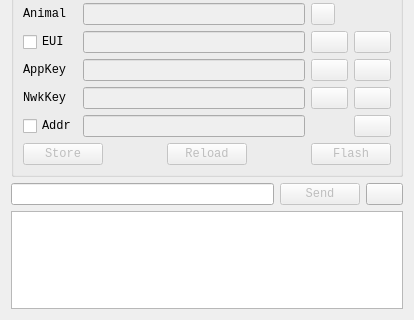
Before: the Qt Designer form hardware/dialogcollarsim.ui in IvanTsantsarov/herdmind-simulator, drawn with Qt 5; both pictures show x 0 to 414 and y 253 to 573 of the 414 by 573 pixel window.
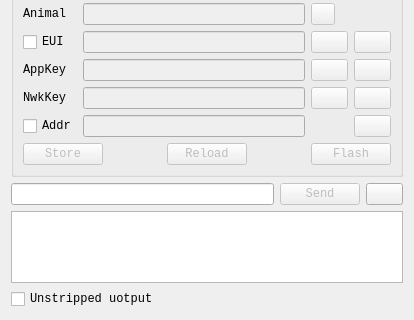
After: the same form once the commit is applied. Icons and pictures are not drawn. Custom widgets are drawn as their Qt base class.

Diff of the .ui file:
```diff
--- a/hardware/dialogcollarsim.ui
+++ b/hardware/dialogcollarsim.ui
@@ -875,6 +875,13 @@
        </property>
       </widget>
      </item>
+     <item>
+      <widget class="QCheckBox" name="checkUnstripped">
+       <property name="text">
+        <string>Unstripped uotput</string>
+       </property>
+      </widget>
+     </item>
     </layout>
    </item>
   </layout>
```
